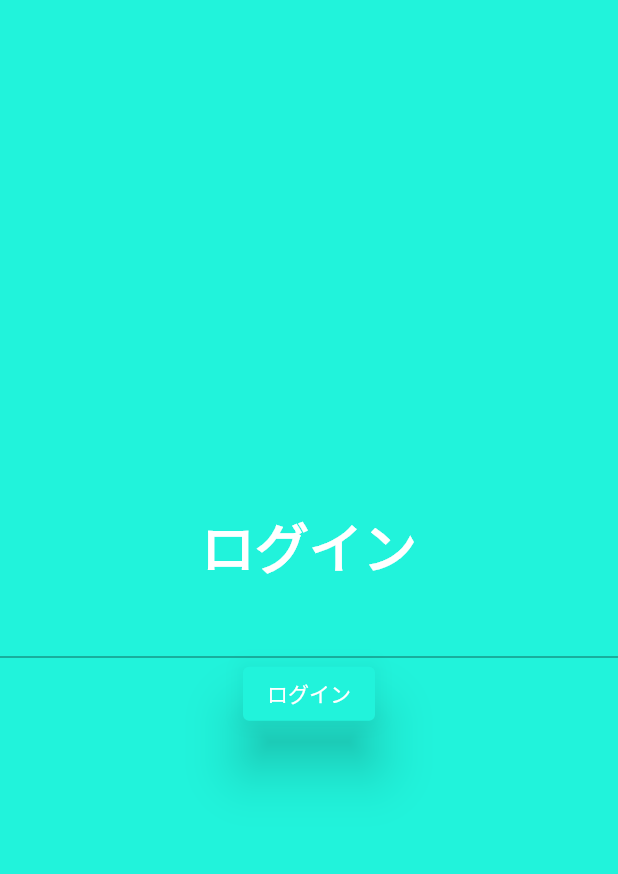
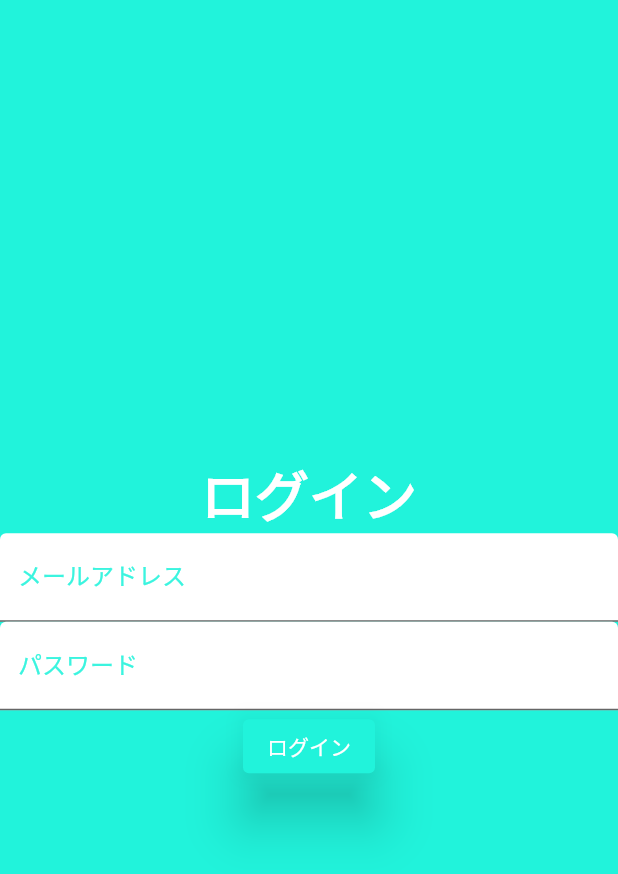
Before and after one commit to IonIon917/scheshere, a Flutter app: the MyHomePage screen opened directly, after a tap on "ログイン", on a phone screen of 412 x 824 dp. Shown: the top 874 px of the screen. Run offline on Flutter 3.47's test engine with Material 2 defaults, Android fonts, the phone set to English and light mode, and no system bars.

Commit message:
ログインページのUI

```diff
--- a/lib/login_route.dart
+++ b/lib/login_route.dart
@@ -46,7 +46,22 @@ class _MyHomePageState extends State<MyHomePage> {
                       fontSize: 36,
                       color: Colors.white,
                     )),
-                TextField(),
+                TextField(
+                    decoration: InputDecoration(
+                  labelText: 'メールアドレス',
+                  labelStyle:
+                      TextStyle(color: Color.fromARGB(225, 33, 243, 219)),
+                  filled: true,
+                  fillColor: Colors.white,
+                )),
+                TextField(
+                    decoration: InputDecoration(
+                  labelText: 'パスワード',
+                  labelStyle:
+                      TextStyle(color: Color.fromARGB(225, 33, 243, 219)),
+                  filled: true,
+                  fillColor: Colors.white,
+                )),
                 ElevatedButton(
                   onPressed: () {/* ボタンが押せる時 */},
                   style: ElevatedButton.styleFrom(
```
